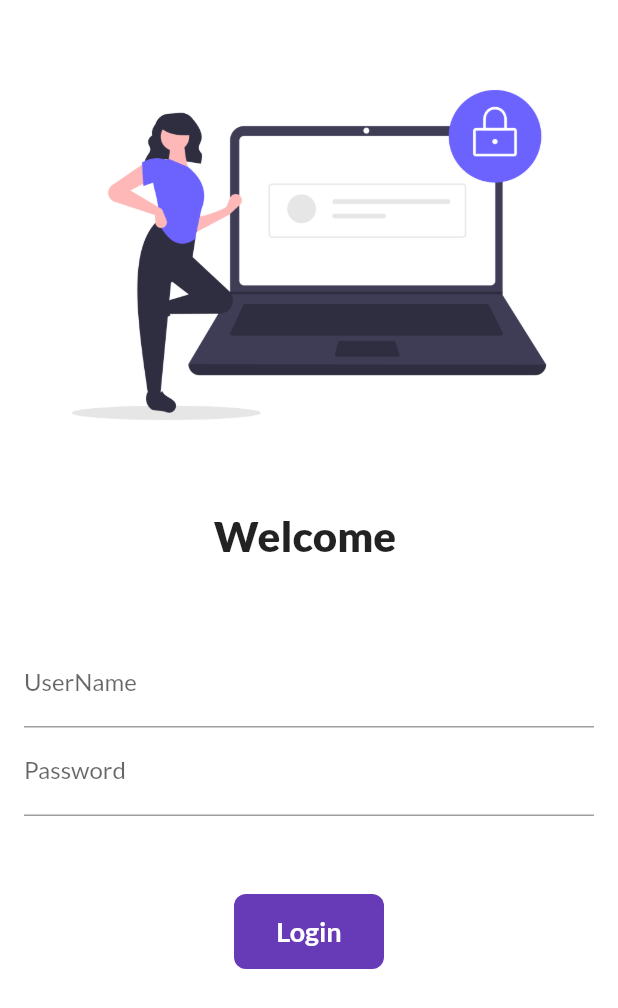
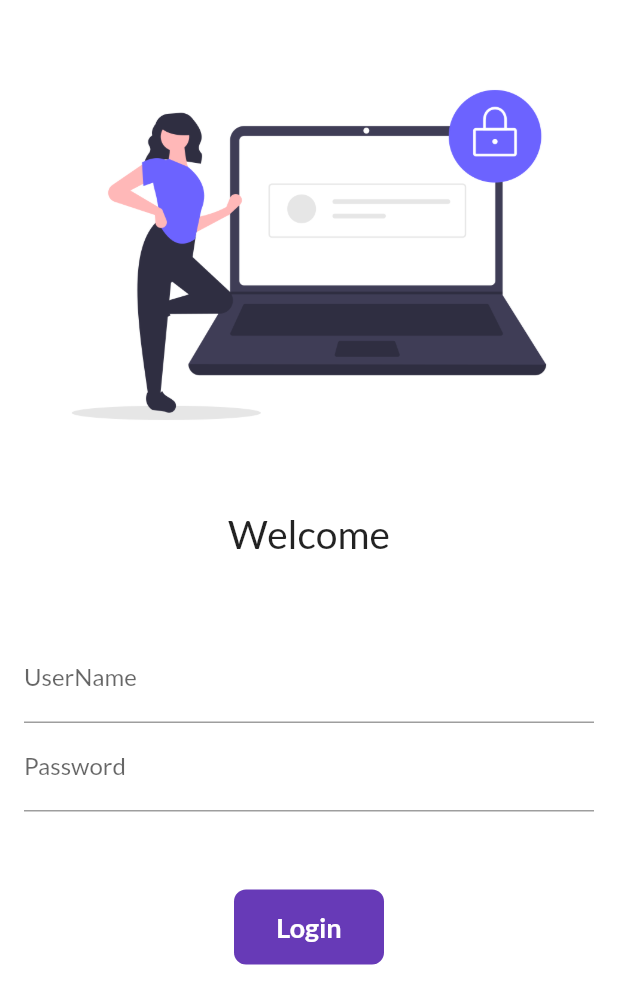
Before and after one commit to BilalQamar-codes/flutter_application_1, a Flutter app: the screen it shows after launch, on a phone screen of 412 x 824 dp. Shown: the top 1008 px of the screen. Run offline on Flutter 3.47's test engine with Material 2 defaults, Android fonts, the phone set to English and light mode, and no system bars; our stand-ins replace google_fonts.

```diff
--- a/lib/main.dart
+++ b/lib/main.dart
@@ -16,10 +16,10 @@ class MyApp extends StatelessWidget {
   @override
   Widget build(BuildContext context) {
     return MaterialApp(
-      debugShowCheckedModeBanner: true,
+      debugShowCheckedModeBanner: false,
       themeMode: ThemeMode.system,
       theme: ThemeData(
-          primarySwatch: Colors.purple,
+          primarySwatch: Colors.deepPurple,
           fontFamily: GoogleFonts.lato().fontFamily),
       darkTheme: ThemeData(brightness: Brightness.dark),
       routes: {
@@ -30,5 +30,3 @@ class MyApp extends StatelessWidget {
     );
   }
 }
-
-bringvegetables() {}
--- a/lib/pages/Login_page.dart
+++ b/lib/pages/Login_page.dart
@@ -1,4 +1,6 @@
-// ignore_for_file: prefer_const_constructors, duplicate_ignore, camel_case_types, file_names, avoid_print, unused_import, unnecessary_import, sort_child_properties_last, use_build_context_synchronously
+// ignore_for_file: prefer_const_constructors, duplicate_ignore, camel_case_types, file_names, avoid_print, unused_import, unnecessary_import, sort_child_properties_last, use_build_context_synchronously, unused_field, body_might_complete_normally_nullable
+
+import 'dart:ui';
 
 import 'package:flutter/material.dart';
 import 'package:flutter/services.dart';
@@ -16,11 +18,29 @@ class _Login_PageState extends State<Login_Page> {
   String name = "";
   String password = "";
   bool changebutton = false;
+
+  final _formkey = GlobalKey<FormState>();
+
+  gotohome(context) async {
+    if (_formkey.currentState!.validate()) {
+      setState(() {
+        changebutton = true;
+      });
+      await Future.delayed(Duration(seconds: 1));
+      Navigator.pushNamed(context, MyRoutes.homeroute);
+      setState(() {
+        changebutton = false;
+      });
+    }
+  }
+
   @override
   Widget build(BuildContext context) {
     return Material(
       color: Colors.white,
       child: SingleChildScrollView(
+        child: Form(
+          key: _formkey,
           child: Column(
             children: [
               SizedBox(
@@ -34,15 +54,18 @@ class _Login_PageState extends State<Login_Page> {
                 height: 20.0,
               ),
               Text(
-              "Welcome $name",
-              style: TextStyle(fontSize: 28, fontWeight: FontWeight.w900),
+                "Welcome",
+                style: TextStyle(
+                    fontSize: 26,
+                    fontWeight: FontWeight.lerp(
+                        FontWeight.bold, FontWeight.normal, 0.767687)),
               ),
               SizedBox(
                 height: 20.0,
               ),
               Padding(
-              padding:
-                  const EdgeInsets.symmetric(horizontal: 16.0, vertical: 32.0),
+                padding: const EdgeInsets.symmetric(
+                    horizontal: 16.0, vertical: 32.0),
                 child: Column(
                   children: [
                     TextFormField(
@@ -50,6 +73,12 @@ class _Login_PageState extends State<Login_Page> {
                         name = value;
                         setState(() {});
                       }),
+                      validator: (value) {
+                        if (value!.isEmpty) {
+                          return "UserName can not be empty.";
+                        }
+                        return null;
+                      },
                       decoration: InputDecoration(
                         hintText: "Enter User Name",
                         labelText: "UserName",
@@ -61,6 +90,14 @@ class _Login_PageState extends State<Login_Page> {
                         password = value;
                         setState(() {});
                       }),
+                      validator: (value) {
+                        if (value == null) {
+                          return "password can not be empty";
+                        } else if (value.length < 6) {
+                          return "Password lenght must be atleast 6.";
+                        }
+                        return null;
+                      },
                       decoration: InputDecoration(
                           hintText: "Enter Password", labelText: "Password"),
                     )
@@ -70,21 +107,11 @@ class _Login_PageState extends State<Login_Page> {
               SizedBox(
                 height: 20.0,
               ),
-            // ElevatedButton(
-            //   style: TextButton.styleFrom(minimumSize: Size(100, 35)),
-            //   onPressed: () {
-            //
-            //   },
-            //   child: Text("Login"),
-            // ),
-            InkWell(
-              onTap: () async {
-                setState(() {
-                  changebutton = true;
-                });
-                await Future.delayed(Duration(seconds: 1));
-                Navigator.pushNamed(context, MyRoutes.homeroute);
-              },
+              Material(
+                color: Colors.deepPurple,
+                borderRadius: BorderRadius.circular(changebutton ? 24 : 8),
+                child: InkWell(
+                  onTap: (() => gotohome(context)),
                   child: AnimatedContainer(
                     duration: Duration(seconds: 1),
                     height: 50,
@@ -102,15 +129,13 @@ class _Login_PageState extends State<Login_Page> {
                                 fontSize: 18,
                                 fontWeight: FontWeight.bold),
                           ),
-                decoration: BoxDecoration(
-                  color: Colors.deepPurple,
-                  borderRadius: BorderRadius.circular(changebutton ? 22 : 8),
                   ),
                 ),
               )
             ],
           ),
         ),
+      ),
     );
   }
 }
```
Lines whose indentation alone changed are shown as unchanged.
